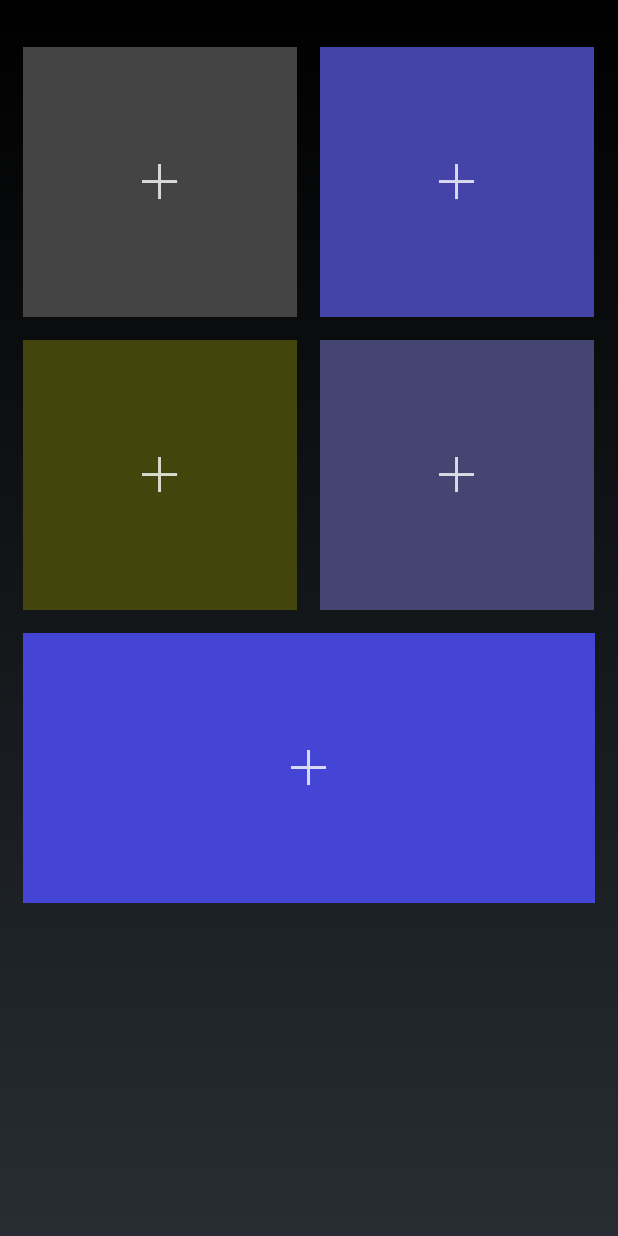
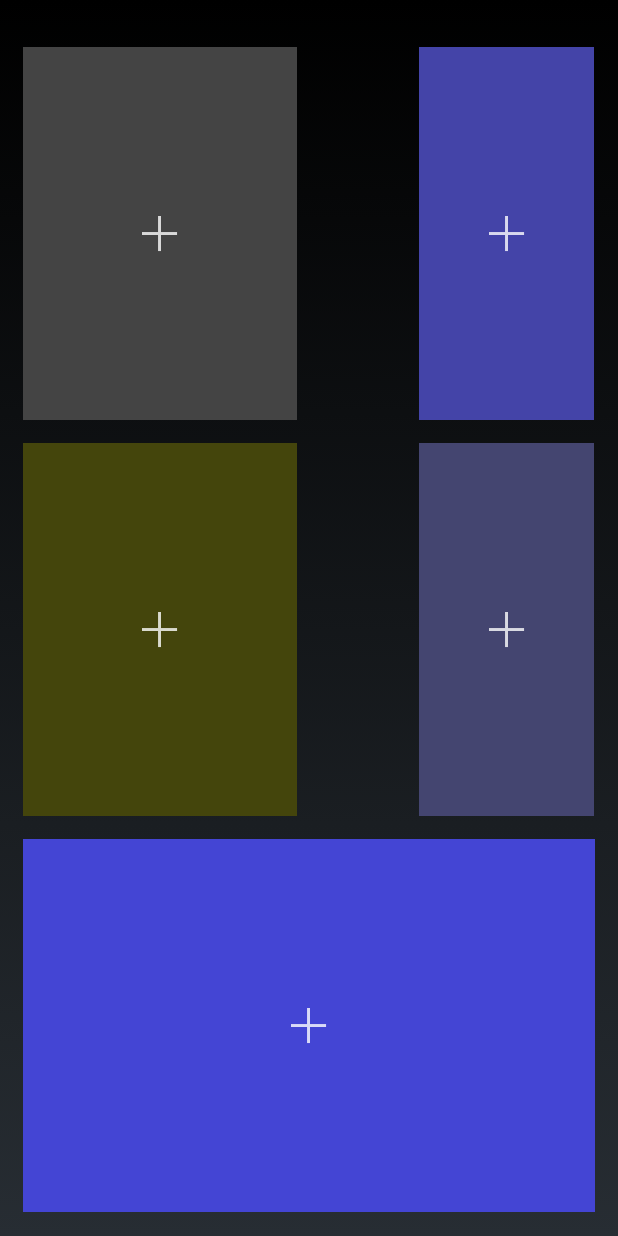
Before and after one commit to THOTARAKESH/Collage, an Android app: the screen it shows after launch (MyActivity), on a phone screen of 412 x 824 dp. Run offline under Robolectric (Android 15) with nearby library versions, the phone set to English and light mode, and no system bars; libraries missing offline, so code that uses them is left out: com.crashlytics.android; 1 statement that could not run was skipped.

Commit message:
Add landscape support

```diff
--- a/app/src/main/java/com/imran/collage/views/CollageView.java
+++ b/app/src/main/java/com/imran/collage/views/CollageView.java
@@ -4,6 +4,7 @@ import android.app.Activity;
 import android.content.ClipData;
 import android.content.Context;
 import android.content.res.AssetFileDescriptor;
+import android.content.res.Configuration;
 import android.content.res.TypedArray;
 import android.graphics.Bitmap;
 import android.graphics.BitmapFactory;
@@ -40,6 +41,8 @@ public class CollageView extends ViewGroup implements View.OnClickListener, View
     ImageContainer[] mImageContainers = new ImageContainer[5];
     ImagePickerFragment mImagePickerFragment;
     ImageView mSelectedImageView;
+    ImageContainer mSelectedImageContainer;
+    boolean mPortrait;
 
     int mColumnSpacing = 0, mRowSpacing = 0;
 
@@ -66,7 +69,7 @@ public class CollageView extends ViewGroup implements View.OnClickListener, View
     void init() {
         DisplayMetrics metrics = getResources().getDisplayMetrics();
         mViewWidth = metrics.widthPixels;
-        mViewHeight = (int) (metrics.heightPixels * 0.75);
+        mViewHeight = metrics.heightPixels;
         mImagePickerFragment = ImagePickerFragment.getInstance(this);
         int count = 0;
         for (int i = 0; i < NUM_ROWS; i++) {
@@ -96,11 +99,15 @@ public class CollageView extends ViewGroup implements View.OnClickListener, View
         int width = r - l;
         int height = b - t;
 
+        int o = getResources().getConfiguration().orientation;
+        mPortrait = o == Configuration.ORIENTATION_PORTRAIT;
+
         for (ImageContainer im : mImageContainers) {
             if (im != null) {
                 im.setLayout(width - (mColumnSpacing * (NUM_COLUMNS - 1)), height - (mRowSpacing * (NUM_ROWS - 1)));
             }
         }
+
     }
 
     @Override
@@ -175,7 +182,8 @@ public class CollageView extends ViewGroup implements View.OnClickListener, View
      */
     @Override
     public void onClick(View view) {
-        mSelectedImageView = (ImageView) view;
+        mSelectedImageContainer = (ImageContainer) ((View) view.getParent()).getTag();
+
         if (getContext() instanceof Activity) {
             if (!mImagePickerFragment.isAdded()) {
                 mImagePickerFragment.show(((Activity) getContext()).getFragmentManager(), FRAGMENT_TAG);
@@ -184,12 +192,10 @@ public class CollageView extends ViewGroup implements View.OnClickListener, View
     }
 
     /**
-     * @param bitmap
      */
     public void setBitmap(Uri imageUri) {
         mImagePickerFragment.dismiss();
-        mSelectedImageView.setImageBitmap(getBitmap(imageUri));
-        mSelectedImageView.setScaleType(ImageView.ScaleType.CENTER_CROP);
+        mSelectedImageContainer.updateImage(imageUri);
     }
 
     public Bitmap getBitmap(Uri imageUri) {
@@ -201,7 +207,7 @@ public class CollageView extends ViewGroup implements View.OnClickListener, View
 
             int scale = 1;
             if (options.outHeight > IMAGE_MAX_SIZE || options.outWidth > IMAGE_MAX_SIZE) {
-                scale = (int)Math.pow(2, (int) Math.ceil(Math.log(IMAGE_MAX_SIZE /
+                scale = (int) Math.pow(2, (int) Math.ceil(Math.log(IMAGE_MAX_SIZE /
                         (double) Math.max(options.outHeight, options.outWidth)) / Math.log(0.5)));
             }
 
@@ -271,15 +277,20 @@ public class CollageView extends ViewGroup implements View.OnClickListener, View
     }
 */
 
+    public ImageContainer[] getImageContainers() {
+        return mImageContainers;
+    }
+
     public class ImageContainer {
 
-        int position;
+        public int position;
         int rowPosition, columnPosition;
 
         int left, top, right, bottom;
 
         FrameLayout frameView;
         ImageView imageView;
+        public Uri imageUri;
 
         public ImageContainer(int position, int columnPosition, int rowPosition) {
             this.position = position;
@@ -297,22 +308,30 @@ public class CollageView extends ViewGroup implements View.OnClickListener, View
 
         private void setLayout(int width, int height) {
 
-            if (position != 4) {
-                width = width / NUM_COLUMNS;
+            int cHeight = height / NUM_ROWS;
+            int cWidth = width;
+            if (mPortrait) {
+                if (position != 4) {
+                    cWidth = width / NUM_COLUMNS;
+                }
+
+            } else {
+                cWidth = cHeight;
+                if (position % 2 != 0) {
+                    cWidth = width - cHeight;
+                }
             }
-            height = height / NUM_ROWS;
 
             if (position % NUM_COLUMNS == 0) {
                 this.left = mColumnSpacing;
             } else {
-                this.left = width + mColumnSpacing;
+                this.left = cHeight + mColumnSpacing;
             }
 
-            this.top = (rowPosition * height) + mRowSpacing;
+            this.top = (rowPosition * cHeight) + mRowSpacing;
 
-            right = (width * (columnPosition + 1));
-            bottom = (height * (rowPosition + 1));
-
+            right = (cWidth * (columnPosition + 1));
+            bottom = (cHeight * (rowPosition + 1));
             //frameView.setBackgroundColor(Color.RED);
             frameView.layout(left, top, right, bottom);
             frameView.setOnDragListener(CollageView.this);
@@ -321,5 +340,13 @@ public class CollageView extends ViewGroup implements View.OnClickListener, View
             imageView.setOnLongClickListener(CollageView.this);
             frameView.setTag(this);
         }
+
+        public void updateImage(Uri imageUri) {
+            if (imageUri != null) {
+                this.imageUri = imageUri;
+                this.imageView.setImageBitmap(getBitmap(imageUri));
+                this.imageView.setScaleType(ImageView.ScaleType.CENTER_CROP);
+            }
+        }
     }
 }
--- a/app/src/main/res/layout/activity_my.xml
+++ b/app/src/main/res/layout/activity_my.xml
@@ -10,7 +10,7 @@
         android:layout_width="wrap_content"
         android:layout_height="wrap_content"
         class="com.imran.collage.views.CollageView"
-        android:id="@+id/view"
+        android:id="@+id/collage_view"
         dstyle:columnSpacing="@dimen/column_spacing"
         dstyle:rowSpacing="@dimen/row_spacing"
         android:paddingLeft="@dimen/padding"
```
Also changed, not shown: app/src/main/assets/crashlytics-build.properties (added, +11 -0 lines), app/src/main/java/com/imran/collage/MyActivity.java (+27 -0 lines), app/src/main/res/values/com_crashlytics_export_strings.xml (added, +10 -0 lines), 1 other file.
